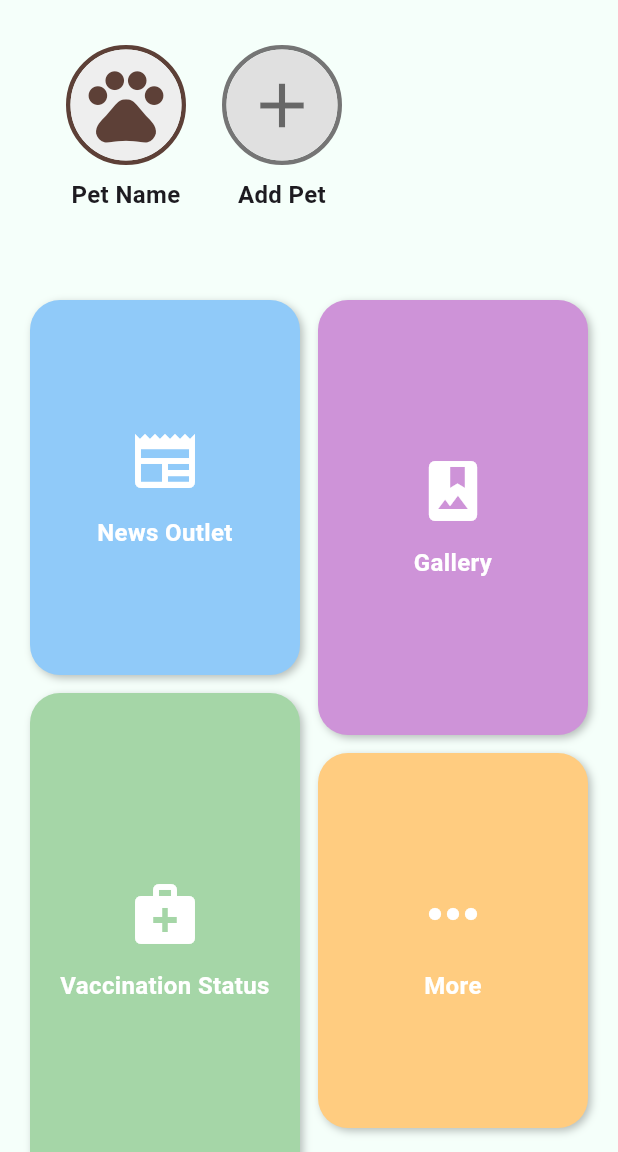
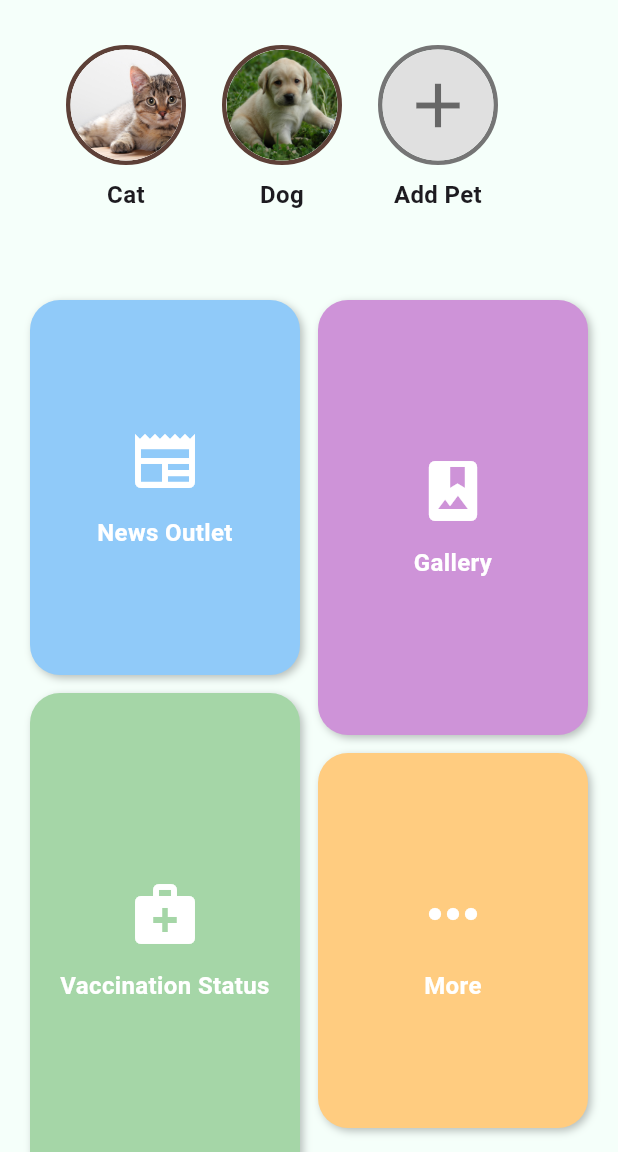
Before and after one commit to Meekouu/PAWS-Mobile-App, a Flutter app: the HomePage screen opened by its route, on a phone screen of 412 x 824 dp, the part 84-1236 px from its top. Run offline on Flutter 3.47's test engine with Material 3 defaults, Android fonts, the light colour scheme and no system bars; our stand-ins replace firebase_auth, firebase_core, flutter_svg, google_fonts, shared_preferences; accounts and stored records are empty.

Commit message:
Pet Profile OOP

```diff
--- a/lib/model/animal_model.dart
+++ b/lib/model/animal_model.dart
@@ -10,4 +10,28 @@ class Animal{
     required this.imageCover,
     required this.imagePicture,
     });
+
+  static List<Animal> getAnimal(){
+    List<Animal> animal = [];
+
+    animal.add(
+      Animal(
+        name: 'Cat',
+        species: 'Cet',
+        imageCover: 'assets/images/dog1.jpeg',
+        imagePicture: 'assets/images/cat1.jpeg'
+      )
+    );
+
+    animal.add(
+      Animal(
+        name: 'Dog',
+        species: 'Barks',
+        imageCover: 'assets/images/cat1.jpeg',
+        imagePicture: 'assets/images/dog1.jpeg'
+      )
+    );
+
+    return animal;
+  }
 }
--- a/lib/pages/home_page.dart
+++ b/lib/pages/home_page.dart
@@ -2,6 +2,7 @@ import 'package:firebase_auth/firebase_auth.dart';
 import 'package:flutter/material.dart';
 import 'package:google_fonts/google_fonts.dart';
 import 'package:paws/pages/news.dart';
+import 'package:paws/model/animal_model.dart';
 import 'package:paws/pages/gallery.dart';
 import 'package:flutter_staggered_grid_view/flutter_staggered_grid_view.dart';
 import 'package:paws/pages/pet_page.dart';
@@ -37,16 +38,7 @@ void logOut(BuildContext context) async {
   await FirebaseAuth.instance.signOut();
   Navigator.of(context).pushNamedAndRemoveUntil('/login', (route) => false);
 }
-
-  final List<IconData> petIcons = [
-    Icons.pets,
-    Icons.pets,
-    Icons.pets,
-  ];
-
-  final List<String> petNames = [
-    'Pet Name',
-  ];
+  final List<Animal> animal = Animal.getAnimal();
 
   final List<_PlaceholderItem> placeholders = [
     _PlaceholderItem(
@@ -162,9 +154,9 @@ void logOut(BuildContext context) async {
               child: ListView.builder(
                 scrollDirection: Axis.horizontal,
                 padding: const EdgeInsets.symmetric(horizontal: 12, vertical: 10),
-                itemCount: petNames.length + 1,
+                itemCount: animal.length + 1,
                 itemBuilder: (context, index) {
-                  if (index == petNames.length) {
+                  if (index == animal.length) {
                     return Padding(
                       padding: const EdgeInsets.symmetric(horizontal: 12),
                       child: GestureDetector(
@@ -212,7 +204,7 @@ void logOut(BuildContext context) async {
                         onTap: () {
                           Navigator.push(
                             context,
-                            MaterialPageRoute(builder: (context) => PetPage())
+                            MaterialPageRoute(builder: (context) => PetPage(animal: animal[index]))
                           );
                         },
                         child: Column(
@@ -230,18 +222,14 @@ void logOut(BuildContext context) async {
                               child: CircleAvatar(
                                 radius: 48,
                                 backgroundColor: Colors.grey.shade200,
-                                child: Icon(
-                                  petIcons[index],
-                                  size: 60,
-                                  color: Colors.brown.shade700,
-                                ),
+                                backgroundImage: AssetImage(animal[index].imagePicture),
                               ),
                             ),
                             const SizedBox(height: 8),
                             SizedBox(
                               width: 80,
                               child: Text(
-                                petNames[index],
+                                animal[index].name,
                                 textAlign: TextAlign.center,
                                 overflow: TextOverflow.ellipsis,
                                 style: const TextStyle(
--- a/lib/pages/pet_page.dart
+++ b/lib/pages/pet_page.dart
@@ -1,8 +1,11 @@
 import 'package:flutter/material.dart';
 import 'package:flutter_svg/flutter_svg.dart';
+import 'package:paws/model/animal_model.dart';
 
 class PetPage extends StatelessWidget {
-  const PetPage({super.key});
+  final Animal animal;
+
+  const PetPage({Key? key, required this.animal}) : super(key: key);
 
   final double coverHeight = 280;
   final double profileHeight = 140;
@@ -22,7 +25,7 @@ class PetPage extends StatelessWidget {
 
   Widget _buildContent() {
     return Container(
-      child: Text('test'),
+      child: Text(animal.name),
       alignment: Alignment.center,
     );
   }
@@ -67,7 +70,7 @@ class PetPage extends StatelessWidget {
 
   Widget BuildCoverImage() => Container(
     color: Colors.white,
-    child: Image.asset('assets/images/cat1.jpeg',
+    child: Image.asset(animal.imageCover,
       width: double.infinity,
       height: coverHeight,
       fit: BoxFit.cover,
@@ -83,7 +86,7 @@ class PetPage extends StatelessWidget {
       child: CircleAvatar(
         radius: profileHeight / 2,
         backgroundColor: Colors.black,
-        backgroundImage: AssetImage('assets/images/dog1.jpeg'),
+        backgroundImage: AssetImage(animal.imagePicture),
       ),
   );
 }
```
Also changed, not shown: pubspec.lock, 4 other files.
